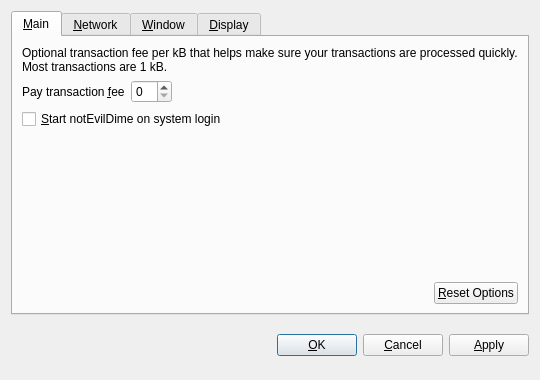
This is src/qt/forms/optionsdialog.ui in Gerjan77/EvaCoin as Qt 5 draws it before an edit. The edited form follows.
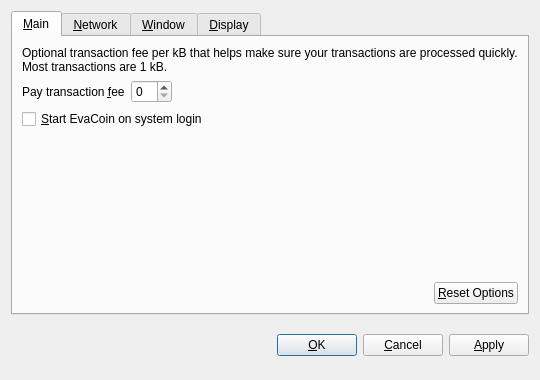
This is the edited form. Custom widgets are drawn as their Qt base class.

The edit to the form file:
```diff
--- a/src/qt/forms/optionsdialog.ui
+++ b/src/qt/forms/optionsdialog.ui
@@ -82,7 +82,7 @@
           <string>Automatically start notEvilDime after logging in to the system.</string>
          </property>
          <property name="text">
-          <string>&amp;Start notEvilDime on system login</string>
+          <string>&amp;Start EvaCoin on system login</string>
          </property>
         </widget>
        </item>
```
Left out of the diff: 10 changed lines with no effect on the pictures.
